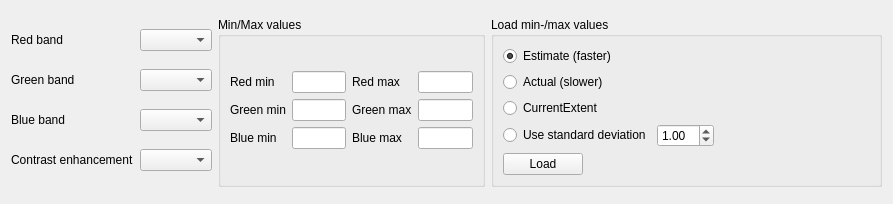
Above: src/ui/qgsmultibandcolorrendererwidgetbase.ui from kadas-albireo/kadas-albireo before the change. Below: the same form after it.
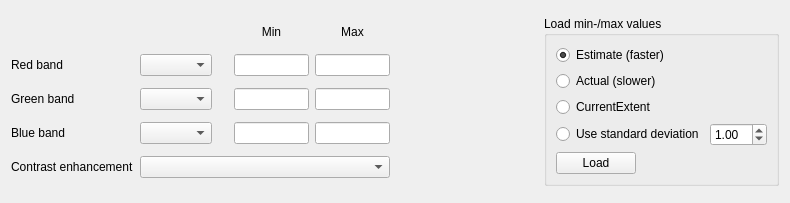
That is the form after the change.

Commit message: make multiband color raster widget more compact

The edit to the form file:
```diff
--- a/src/ui/qgsmultibandcolorrendererwidgetbase.ui
+++ b/src/ui/qgsmultibandcolorrendererwidgetbase.ui
@@ -6,8 +6,8 @@
    <rect>
     <x>0</x>
     <y>0</y>
-    <width>893</width>
-    <height>204</height>
+    <width>790</width>
+    <height>203</height>
    </rect>
   </property>
   <property name="windowTitle">
@@ -16,73 +16,40 @@
   <layout class="QGridLayout" name="gridLayout_5">
    <item row="0" column="0">
     <layout class="QGridLayout" name="gridLayout">
-     <item row="0" column="0">
+     <item row="1" column="0">
       <widget class="QLabel" name="mRedBandLabel">
        <property name="text">
         <string>Red band</string>
        </property>
       </widget>
      </item>
-     <item row="0" column="1">
+     <item row="1" column="1">
       <widget class="QComboBox" name="mRedBandComboBox"/>
      </item>
-     <item row="1" column="0">
+     <item row="2" column="0">
       <widget class="QLabel" name="mGreenBandLabel">
        <property name="text">
         <string>Green band</string>
        </property>
       </widget>
      </item>
-     <item row="1" column="1">
+     <item row="2" column="1">
       <widget class="QComboBox" name="mGreenBandComboBox"/>
      </item>
-     <item row="2" column="0">
+     <item row="3" column="0">
       <widget class="QLabel" name="mBlueBandLabel">
        <property name="text">
         <string>Blue band</string>
        </property>
       </widget>
      </item>
-     <item row="2" column="1">
+     <item row="3" column="1">
       <widget class="QComboBox" name="mBlueBandComboBox"/>
      </item>
-     <item row="3" column="0">
-      <widget class="QLabel" name="mContrastEnhancementAlgorithmLabel">
-       <property name="text">
-        <string>Contrast enhancement</string>
-       </property>
-      </widget>
-     </item>
-     <item row="3" column="1">
-      <widget class="QComboBox" name="mContrastEnhancementAlgorithmComboBox"/>
-     </item>
-    </layout>
-   </item>
-   <item row="0" column="1">
-    <widget class="QGroupBox" name="mMinMaxGroupBox">
-     <property name="title">
-      <string>Min/Max values</string>
-     </property>
-     <layout class="QGridLayout" name="gridLayout_3">
-      <item row="0" column="0">
-       <layout class="QGridLayout" name="gridLayout_2">
-        <item row="0" column="0">
-         <widget class="QLabel" name="mRedMinLabel">
-          <property name="sizePolicy">
-           <sizepolicy hsizetype="MinimumExpanding" vsizetype="Minimum">
-            <horstretch>0</horstretch>
-            <verstretch>0</verstretch>
-           </sizepolicy>
-          </property>
-          <property name="text">
-           <string>Red min</string>
-          </property>
-         </widget>
-        </item>
-        <item row="0" column="1">
+     <item row="1" column="3">
          <widget class="QLineEdit" name="mRedMinLineEdit">
           <property name="sizePolicy">
-           <sizepolicy hsizetype="Expanding" vsizetype="Fixed">
+        <sizepolicy hsizetype="MinimumExpanding" vsizetype="Fixed">
             <horstretch>0</horstretch>
             <verstretch>0</verstretch>
            </sizepolicy>
@@ -104,58 +71,7 @@
           </property>
          </widget>
         </item>
-        <item row="0" column="2">
-         <widget class="QLabel" name="mRedMaxLabel">
-          <property name="sizePolicy">
-           <sizepolicy hsizetype="MinimumExpanding" vsizetype="Minimum">
-            <horstretch>0</horstretch>
-            <verstretch>0</verstretch>
-           </sizepolicy>
-          </property>
-          <property name="text">
-           <string>Red max</string>
-          </property>
-         </widget>
-        </item>
-        <item row="0" column="3">
-         <widget class="QLineEdit" name="mRedMaxLineEdit">
-          <property name="sizePolicy">
-           <sizepolicy hsizetype="Expanding" vsizetype="Fixed">
-            <horstretch>0</horstretch>
-            <verstretch>0</verstretch>
-           </sizepolicy>
-          </property>
-          <property name="maximumSize">
-           <size>
-            <width>75</width>
-            <height>16777215</height>
-           </size>
-          </property>
-          <property name="baseSize">
-           <size>
-            <width>0</width>
-            <height>0</height>
-           </size>
-          </property>
-          <property name="maxLength">
-           <number>16</number>
-          </property>
-         </widget>
-        </item>
-        <item row="1" column="0">
-         <widget class="QLabel" name="mGreenMinLabel">
-          <property name="sizePolicy">
-           <sizepolicy hsizetype="MinimumExpanding" vsizetype="Minimum">
-            <horstretch>0</horstretch>
-            <verstretch>0</verstretch>
-           </sizepolicy>
-          </property>
-          <property name="text">
-           <string>Green min</string>
-          </property>
-         </widget>
-        </item>
-        <item row="1" column="1">
+     <item row="2" column="3">
          <widget class="QLineEdit" name="mGreenMinLineEdit">
           <property name="sizePolicy">
            <sizepolicy hsizetype="Expanding" vsizetype="Fixed">
@@ -180,58 +96,7 @@
           </property>
          </widget>
         </item>
-        <item row="1" column="2">
-         <widget class="QLabel" name="mGreenMaxLabel">
-          <property name="sizePolicy">
-           <sizepolicy hsizetype="MinimumExpanding" vsizetype="Minimum">
-            <horstretch>0</horstretch>
-            <verstretch>0</verstretch>
-           </sizepolicy>
-          </property>
-          <property name="text">
-           <string>Green max</string>
-          </property>
-         </widget>
-        </item>
-        <item row="1" column="3">
-         <widget class="QLineEdit" name="mGreenMaxLineEdit">
-          <property name="sizePolicy">
-           <sizepolicy hsizetype="Expanding" vsizetype="Fixed">
-            <horstretch>0</horstretch>
-            <verstretch>0</verstretch>
-           </sizepolicy>
-          </property>
-          <property name="maximumSize">
-           <size>
-            <width>75</width>
-            <height>16777215</height>
-           </size>
-          </property>
-          <property name="baseSize">
-           <size>
-            <width>0</width>
-            <height>0</height>
-           </size>
-          </property>
-          <property name="maxLength">
-           <number>16</number>
-          </property>
-         </widget>
-        </item>
-        <item row="2" column="0">
-         <widget class="QLabel" name="mBlueMinLabel">
-          <property name="sizePolicy">
-           <sizepolicy hsizetype="MinimumExpanding" vsizetype="Minimum">
-            <horstretch>0</horstretch>
-            <verstretch>0</verstretch>
-           </sizepolicy>
-          </property>
-          <property name="text">
-           <string>Blue min</string>
-          </property>
-         </widget>
-        </item>
-        <item row="2" column="1">
+     <item row="3" column="3">
          <widget class="QLineEdit" name="mBlueMinLineEdit">
           <property name="sizePolicy">
            <sizepolicy hsizetype="Expanding" vsizetype="Fixed">
@@ -256,20 +121,57 @@
           </property>
          </widget>
         </item>
-        <item row="2" column="2">
-         <widget class="QLabel" name="mBlueMaxLabel">
+     <item row="1" column="4">
+      <widget class="QLineEdit" name="mRedMaxLineEdit">
           <property name="sizePolicy">
-           <sizepolicy hsizetype="MinimumExpanding" vsizetype="Minimum">
+        <sizepolicy hsizetype="MinimumExpanding" vsizetype="Fixed">
             <horstretch>0</horstretch>
             <verstretch>0</verstretch>
            </sizepolicy>
           </property>
-          <property name="text">
-           <string>Blue max</string>
-          </property>
-         </widget>
-        </item>
-        <item row="2" column="3">
+       <property name="maximumSize">
+        <size>
+         <width>75</width>
+         <height>16777215</height>
+        </size>
+       </property>
+       <property name="baseSize">
+        <size>
+         <width>0</width>
+         <height>0</height>
+        </size>
+       </property>
+       <property name="maxLength">
+        <number>16</number>
+       </property>
+      </widget>
+     </item>
+     <item row="2" column="4">
+      <widget class="QLineEdit" name="mGreenMaxLineEdit">
+       <property name="sizePolicy">
+        <sizepolicy hsizetype="Expanding" vsizetype="Fixed">
+         <horstretch>0</horstretch>
+         <verstretch>0</verstretch>
+        </sizepolicy>
+       </property>
+       <property name="maximumSize">
+        <size>
+         <width>75</width>
+         <height>16777215</height>
+        </size>
+       </property>
+       <property name="baseSize">
+        <size>
+         <width>0</width>
+         <height>0</height>
+        </size>
+       </property>
+       <property name="maxLength">
+        <number>16</number>
+       </property>
+      </widget>
+     </item>
+     <item row="3" column="4">
          <widget class="QLineEdit" name="mBlueMaxLineEdit">
           <property name="sizePolicy">
            <sizepolicy hsizetype="Expanding" vsizetype="Fixed">
@@ -294,10 +196,78 @@
           </property>
          </widget>
         </item>
-       </layout>
-      </item>
-     </layout>
-    </widget>
+     <item row="0" column="3">
+      <widget class="QLabel" name="mMinLabel">
+       <property name="sizePolicy">
+        <sizepolicy hsizetype="Preferred" vsizetype="Fixed">
+         <horstretch>0</horstretch>
+         <verstretch>0</verstretch>
+        </sizepolicy>
+       </property>
+       <property name="text">
+        <string>Min</string>
+       </property>
+       <property name="alignment">
+        <set>Qt::AlignCenter</set>
+       </property>
+      </widget>
+     </item>
+     <item row="0" column="4">
+      <widget class="QLabel" name="mMaxLabel">
+       <property name="sizePolicy">
+        <sizepolicy hsizetype="Preferred" vsizetype="Preferred">
+         <horstretch>0</horstretch>
+         <verstretch>0</verstretch>
+        </sizepolicy>
+       </property>
+       <property name="text">
+        <string>Max</string>
+       </property>
+       <property name="alignment">
+        <set>Qt::AlignCenter</set>
+       </property>
+      </widget>
+     </item>
+     <item row="4" column="0">
+      <widget class="QLabel" name="mContrastEnhancementAlgorithmLabel">
+       <property name="sizePolicy">
+        <sizepolicy hsizetype="Preferred" vsizetype="Preferred">
+         <horstretch>0</horstretch>
+         <verstretch>0</verstretch>
+        </sizepolicy>
+       </property>
+       <property name="text">
+        <string>Contrast enhancement</string>
+       </property>
+      </widget>
+     </item>
+     <item row="4" column="1" colspan="4">
+      <widget class="QComboBox" name="mContrastEnhancementAlgorithmComboBox">
+       <property name="sizePolicy">
+        <sizepolicy hsizetype="Minimum" vsizetype="Fixed">
+         <horstretch>0</horstretch>
+         <verstretch>0</verstretch>
+        </sizepolicy>
+       </property>
+      </widget>
+     </item>
+     <item row="0" column="2">
+      <spacer name="horizontalSpacer">
+       <property name="orientation">
+        <enum>Qt::Horizontal</enum>
+       </property>
+       <property name="sizeType">
+        <enum>QSizePolicy::Fixed</enum>
+       </property>
+       <property name="sizeHint" stdset="0">
+        <size>
+         <width>10</width>
+         <height>20</height>
+        </size>
+       </property>
+      </spacer>
+     </item>
+    </layout>
    </item>
    <item row="0" column="2">
     <widget class="QGroupBox" name="mLoadMinMaxValuesGroupBox">
@@ -315,19 +285,6 @@
         </property>
        </widget>
       </item>
-      <item row="0" column="1" colspan="2">
-       <spacer name="horizontalSpacer_3">
-        <property name="orientation">
-         <enum>Qt::Horizontal</enum>
-        </property>
-        <property name="sizeHint" stdset="0">
-         <size>
-          <width>254</width>
-          <height>20</height>
-         </size>
-        </property>
-       </spacer>
-      </item>
       <item row="1" column="0">
        <widget class="QRadioButton" name="mActualRadioButton">
         <property name="text">
@@ -335,19 +292,6 @@
         </property>
        </widget>
       </item>
-      <item row="1" column="1" colspan="2">
-       <spacer name="horizontalSpacer_2">
-        <property name="orientation">
-         <enum>Qt::Horizontal</enum>
-        </property>
-        <property name="sizeHint" stdset="0">
-         <size>
-          <width>254</width>
-          <height>20</height>
-         </size>
-        </property>
-       </spacer>
-      </item>
       <item row="2" column="0">
        <widget class="QRadioButton" name="mCurrentExtentRadioButton">
         <property name="text">
@@ -355,19 +299,6 @@
         </property>
        </widget>
       </item>
-      <item row="2" column="1" colspan="2">
-       <spacer name="horizontalSpacer">
-        <property name="orientation">
-         <enum>Qt::Horizontal</enum>
-        </property>
-        <property name="sizeHint" stdset="0">
-         <size>
-          <width>197</width>
-          <height>20</height>
-         </size>
-        </property>
-       </spacer>
-      </item>
       <item row="3" column="0">
        <widget class="QRadioButton" name="mUseStdDevRadioButton">
         <property name="text">
@@ -375,6 +306,19 @@
         </property>
        </widget>
       </item>
+      <item row="4" column="0">
+       <widget class="QPushButton" name="mLoadPushButton">
+        <property name="sizePolicy">
+         <sizepolicy hsizetype="Fixed" vsizetype="Fixed">
+          <horstretch>0</horstretch>
+          <verstretch>0</verstretch>
+         </sizepolicy>
+        </property>
+        <property name="text">
+         <string>Load</string>
+        </property>
+       </widget>
+      </item>
       <item row="3" column="1">
        <widget class="QDoubleSpinBox" name="mStdDevSpinBox">
         <property name="sizePolicy">
@@ -388,48 +332,25 @@
         </property>
        </widget>
       </item>
-      <item row="3" column="2">
-       <spacer name="horizontalSpacer_4">
-        <property name="orientation">
-         <enum>Qt::Horizontal</enum>
-        </property>
-        <property name="sizeHint" stdset="0">
-         <size>
-          <width>40</width>
-          <height>20</height>
-         </size>
-        </property>
-       </spacer>
-      </item>
-      <item row="4" column="0">
-       <widget class="QPushButton" name="mLoadPushButton">
-        <property name="sizePolicy">
-         <sizepolicy hsizetype="Fixed" vsizetype="Fixed">
-          <horstretch>0</horstretch>
-          <verstretch>0</verstretch>
-         </sizepolicy>
-        </property>
-        <property name="text">
-         <string>Load</string>
-        </property>
-       </widget>
-      </item>
-      <item row="4" column="1" colspan="2">
-       <spacer name="horizontalSpacer_5">
-        <property name="orientation">
-         <enum>Qt::Horizontal</enum>
-        </property>
-        <property name="sizeHint" stdset="0">
-         <size>
-          <width>251</width>
-          <height>20</height>
-         </size>
-        </property>
-       </spacer>
-      </item>
      </layout>
     </widget>
    </item>
+   <item row="0" column="1">
+    <spacer name="horizontalSpacer_2">
+     <property name="orientation">
+      <enum>Qt::Horizontal</enum>
+     </property>
+     <property name="sizeType">
+      <enum>QSizePolicy::MinimumExpanding</enum>
+     </property>
+     <property name="sizeHint" stdset="0">
+      <size>
+       <width>10</width>
+       <height>20</height>
+      </size>
+     </property>
+    </spacer>
+   </item>
   </layout>
  </widget>
  <resources/>
```
Lines whose indentation alone changed are shown as unchanged. The commit also changes 2 other files.
